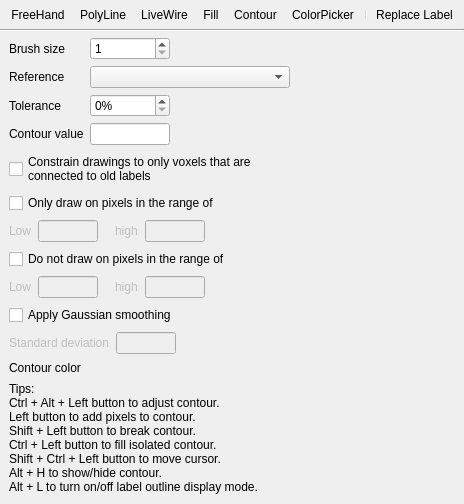
Above: freeview/ToolWindowEdit.ui from freesurfer/freesurfer before the change. Below: the same form after it.
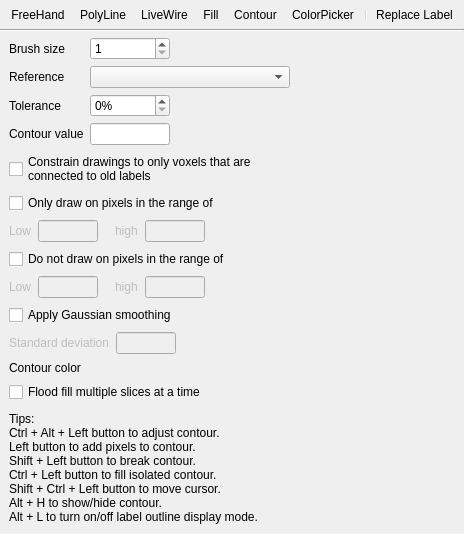
That is the form after the change. Icons and pictures are not drawn. Custom widgets are drawn as their Qt base class.

Commit message: Added 3D flood fill option for voxel edit

What changed in the file:
```diff
--- a/freeview/ToolWindowEdit.ui
+++ b/freeview/ToolWindowEdit.ui
@@ -6,8 +6,8 @@
    <rect>
     <x>0</x>
     <y>0</y>
-    <width>323</width>
-    <height>590</height>
+    <width>326</width>
+    <height>619</height>
    </rect>
   </property>
   <property name="sizePolicy">
@@ -464,6 +464,29 @@
        </item>
       </layout>
      </item>
+     <item>
+      <widget class="QCheckBox" name="checkBoxFill3D">
+       <property name="text">
+        <string>Flood fill multiple slices at a time</string>
+       </property>
+      </widget>
+     </item>
+     <item>
+      <spacer name="verticalSpacer_2">
+       <property name="orientation">
+        <enum>Qt::Vertical</enum>
+       </property>
+       <property name="sizeType">
+        <enum>QSizePolicy::Fixed</enum>
+       </property>
+       <property name="sizeHint" stdset="0">
+        <size>
+         <width>5</width>
+         <height>3</height>
+        </size>
+       </property>
+      </spacer>
+     </item>
      <item>
       <widget class="QLabel" name="labelTips">
        <property name="text">
```
Left out of the diff: 2 changed lines with no effect on the pictures. The commit also changes 6 other files.
